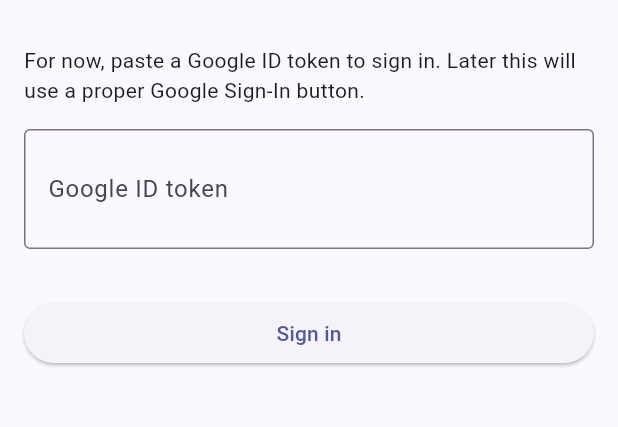
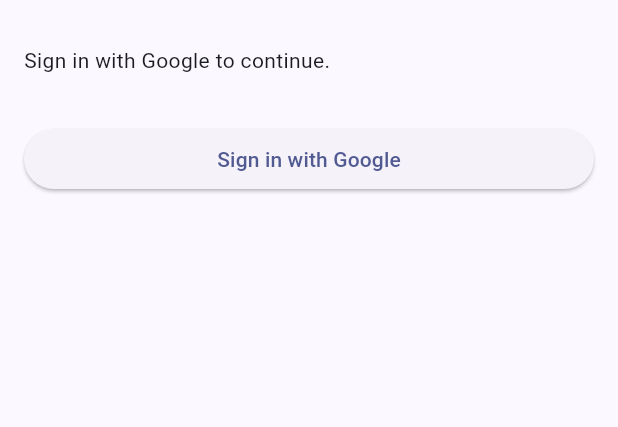
Before and after one commit to ernesttan1976/wordfriend, a Flutter app: the screen it shows after launch, on a phone screen of 412 x 824 dp, the part 63-490 px from its top. Run offline on Flutter 3.47's test engine with Material 3 defaults, Android fonts, the light colour scheme and no system bars; our stand-ins replace google_sign_in; accounts and stored records are empty.

Commit message:
feat: implement Google Sign-In functionality and update environment configurations

```diff
--- a/app/lib/screens/sign_in_screen.dart
+++ b/app/lib/screens/sign_in_screen.dart
@@ -1,7 +1,16 @@
 import 'package:flutter/material.dart';
 import 'package:provider/provider.dart';
+import 'package:google_sign_in/google_sign_in.dart';
 
 import '../session_state.dart';
+
+/// Set via `--dart-define=GOOGLE_SERVER_CLIENT_ID=...`.
+///
+/// For Android, this should be the OAuth "Web application" client ID.
+const String googleServerClientId = String.fromEnvironment(
+  'GOOGLE_SERVER_CLIENT_ID',
+  defaultValue: '',
+);
 
 class SignInScreen extends StatefulWidget {
   const SignInScreen({super.key});
@@ -11,28 +20,56 @@
 }
 
 class _SignInScreenState extends State<SignInScreen> {
-  final TextEditingController _tokenController = TextEditingController();
   bool _submitting = false;
 
-  @override
-  void dispose() {
-    _tokenController.dispose();
-    super.dispose();
-  }
-
-  Future<void> _submit() async {
-    final token = _tokenController.text.trim();
-    if (token.isEmpty) return;
+  Future<void> _signInWithGoogle() async {
+    if (googleServerClientId.isEmpty) {
+      // Keep this error actionable; without serverClientId, idToken will be null on Android.
+      ScaffoldMessenger.of(context).showSnackBar(
+        const SnackBar(
+          content: Text(
+            'Missing GOOGLE_SERVER_CLIENT_ID. Run with --dart-define=GOOGLE_SERVER_CLIENT_ID=... (use the Web client id).',
+          ),
+        ),
+      );
+      return;
+    }
 
     final session = context.read<SessionState>();
     setState(() {
       _submitting = true;
     });
+
     try {
-      await session.signInWithIdToken(token);
+      final googleSignIn = GoogleSignIn(
+        // Request OpenID Connect so we can get an ID token.
+        scopes: const <String>['email', 'openid', 'profile'],
+        serverClientId: googleServerClientId,
+      );
+
+      final account = await googleSignIn.signIn();
+      if (account == null) {
+        // User cancelled.
+        return;
+      }
+
+      final auth = await account.authentication;
+      final idToken = auth.idToken;
+      if (idToken == null || idToken.isEmpty) {
+        throw StateError(
+          'Google did not return an idToken. Ensure GOOGLE_SERVER_CLIENT_ID is set to the Web client id, and the Android OAuth client is configured with your debug SHA-1.',
+        );
+      }
+
+      await session.signInWithIdToken(idToken);
       await session.loadChildProfile();
-    } catch (_) {
-      // error already stored in SessionState
+    } catch (e) {
+      // `SessionState` will store API errors; this covers local/plugin errors too.
+      if (mounted) {
+        ScaffoldMessenger.of(context).showSnackBar(
+          SnackBar(content: Text('Sign-in failed: $e')),
+        );
+      }
     } finally {
       if (mounted) {
         setState(() {
@@ -55,20 +92,7 @@
         child: Column(
           crossAxisAlignment: CrossAxisAlignment.stretch,
           children: [
-            const Text(
-              'For now, paste a Google ID token to sign in. '
-              'Later this will use a proper Google Sign-In button.',
-            ),
-            const SizedBox(height: 16),
-            TextField(
-              controller: _tokenController,
-              decoration: const InputDecoration(
-                labelText: 'Google ID token',
-                border: OutlineInputBorder(),
-              ),
-              minLines: 2,
-              maxLines: 4,
-            ),
+            const Text('Sign in with Google to continue.'),
             const SizedBox(height: 16),
             if (session.error != null)
               Text(
@@ -77,14 +101,14 @@
               ),
             const SizedBox(height: 16),
             ElevatedButton(
-              onPressed: _submitting ? null : _submit,
+              onPressed: _submitting ? null : _signInWithGoogle,
               child: _submitting
                   ? const SizedBox(
                       height: 20,
                       width: 20,
                       child: CircularProgressIndicator(strokeWidth: 2),
                     )
-                  : const Text('Sign in'),
+                  : const Text('Sign in with Google'),
             ),
           ],
         ),
--- a/app/pubspec.yaml
+++ b/app/pubspec.yaml
@@ -11,6 +11,7 @@
     sdk: flutter
   http: ^1.2.0
   provider: ^6.1.2
+  google_sign_in: ^6.3.0
 
 dev_dependencies:
   flutter_test:
```
Also changed, not shown: 4 other files.
